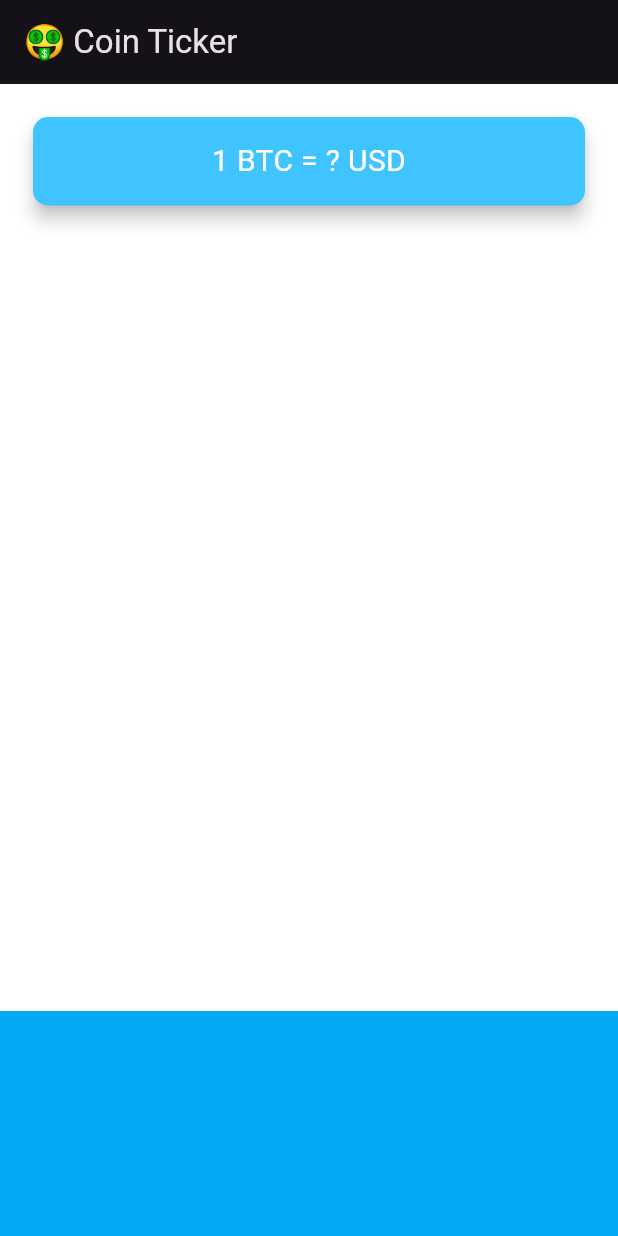
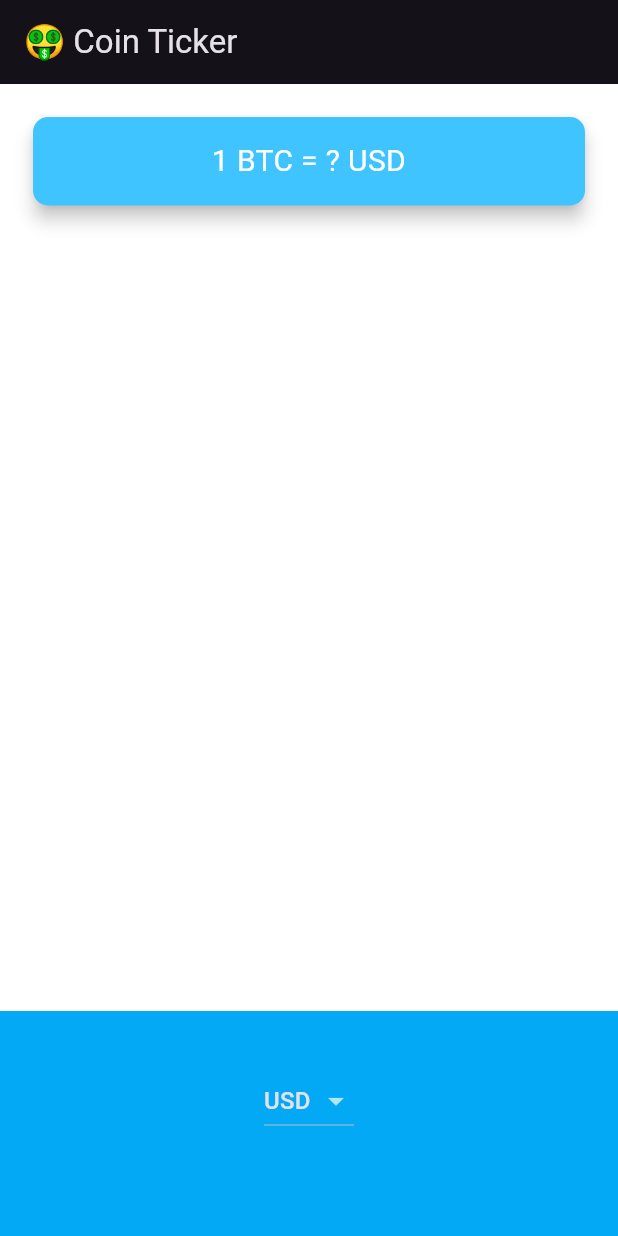
Before and after one commit to junsan/flutter_bitcoin, a Flutter app: the screen it shows after launch, on a phone screen of 412 x 824 dp. Run offline on Flutter 3.47's test engine with Material 3 defaults, Android fonts, the phone set to English and light mode, and no system bars.

Commit message:
DropdownMenu

```diff
--- a/lib/price_screen.dart
+++ b/lib/price_screen.dart
@@ -1,4 +1,6 @@
 import 'package:flutter/material.dart';
+import 'coin_data.dart';
+import 'package:flutter/cupertino.dart';
 
 class PriceScreen extends StatefulWidget {
   @override
@@ -6,6 +8,19 @@ class PriceScreen extends StatefulWidget {
 }
 
 class _PriceScreenState extends State<PriceScreen> {
+  String? selectedCurrency = 'USD';
+
+  List<DropdownMenuItem<String>> getDropDownItems() {
+    List<DropdownMenuItem<String>> dropDownItem = [];
+
+    for (String currency in currenciesList) {
+      var newItem = DropdownMenuItem(child: Text(currency), value: currency);
+      dropDownItem.add(newItem);
+    }
+
+    return dropDownItem;
+  }
+
   @override
   Widget build(BuildContext context) {
     return Scaffold(
@@ -42,7 +57,15 @@ class _PriceScreenState extends State<PriceScreen> {
             alignment: Alignment.center,
             padding: EdgeInsets.only(bottom: 30.0),
             color: Colors.lightBlue,
-            child: null,
+            child: DropdownButton(
+              value: selectedCurrency,
+              items: getDropDownItems(),
+              onChanged: (value) {
+                setState(() {
+                  selectedCurrency = value;
+                });
+              },
+            ),
           ),
         ],
       ),
```
